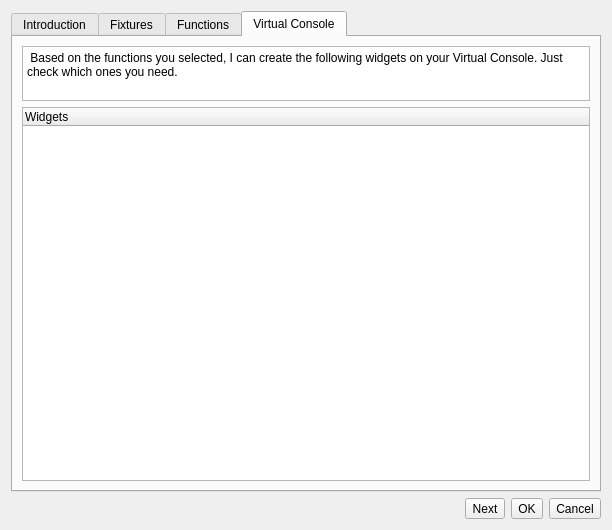
The window that ui/src/functionwizard.ui (mcallegari/qlcplus) describes before a commit, drawn with Qt 5.
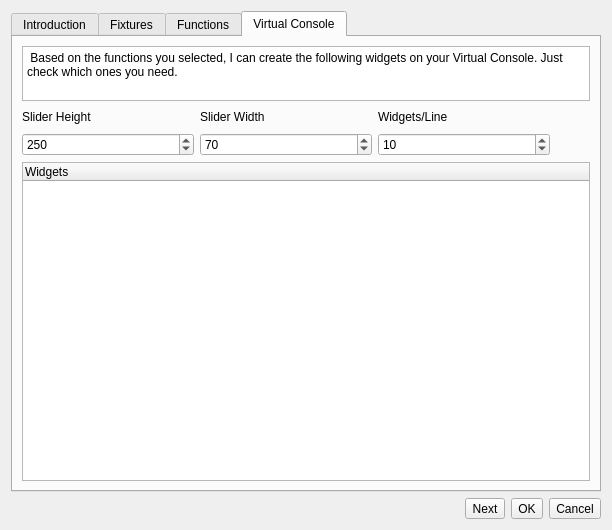
The same window after the commit. The open tabs and pages were chosen to show the change. Icons and pictures are not drawn.

Commit message: added size Settings

The edit to the form file:
```diff
--- a/ui/src/functionwizard.ui
+++ b/ui/src/functionwizard.ui
@@ -342,6 +342,86 @@
          </property>
         </widget>
        </item>
+       <item>
+        <layout class="QGridLayout" name="options">
+         <item row="1" column="0">
+          <widget class="QSpinBox" name="m_sliderHeightSpin">
+           <property name="minimum">
+            <number>100</number>
+           </property>
+           <property name="maximum">
+            <number>9999</number>
+           </property>
+           <property name="value">
+            <number>250</number>
+           </property>
+          </widget>
+         </item>
+         <item row="1" column="1">
+          <widget class="QSpinBox" name="m_sliderWidthSpin">
+           <property name="minimum">
+            <number>20</number>
+           </property>
+           <property name="maximum">
+            <number>9999</number>
+           </property>
+           <property name="value">
+            <number>70</number>
+           </property>
+          </widget>
+         </item>
+         <item row="0" column="1">
+          <widget class="QLabel" name="labelWidth">
+           <property name="text">
+            <string>Slider Width</string>
+           </property>
+          </widget>
+         </item>
+         <item row="0" column="0">
+          <widget class="QLabel" name="labelHeight">
+           <property name="text">
+            <string>Slider Height</string>
+           </property>
+          </widget>
+         </item>
+         <item row="1" column="2">
+          <widget class="QSpinBox" name="m_lineCntSpin">
+           <property name="minimum">
+            <number>1</number>
+           </property>
+           <property name="maximum">
+            <number>50</number>
+           </property>
+           <property name="value">
+            <number>10</number>
+           </property>
+          </widget>
+         </item>
+         <item row="0" column="2">
+          <widget class="QLabel" name="labelCnt">
+           <property name="text">
+            <string>Widgets/Line</string>
+           </property>
+          </widget>
+         </item>
+         <item row="0" column="3">
+          <spacer name="horizontalSpacer_2">
+           <property name="orientation">
+            <enum>Qt::Horizontal</enum>
+           </property>
+           <property name="sizeType">
+            <enum>QSizePolicy::Ignored</enum>
+           </property>
+           <property name="sizeHint" stdset="0">
+            <size>
+             <width>40</width>
+             <height>20</height>
+            </size>
+           </property>
+          </spacer>
+         </item>
+        </layout>
+       </item>
        <item>
         <widget class="QTreeWidget" name="m_widgetsTree">
          <column>
```
Left out of the diff: 128 changed lines with no effect on the pictures. The commit also changes 1 other file.
